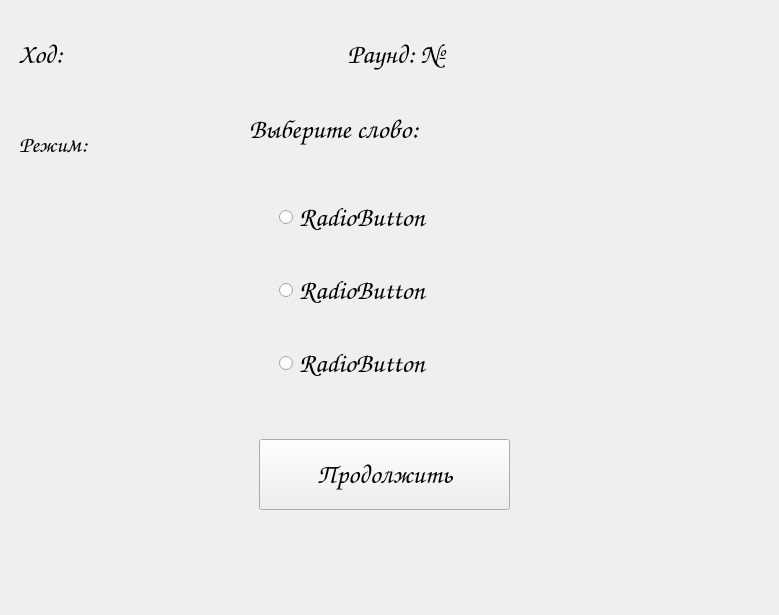
Old version of the form mainwindow.ui in the repository plum591/crocodile.
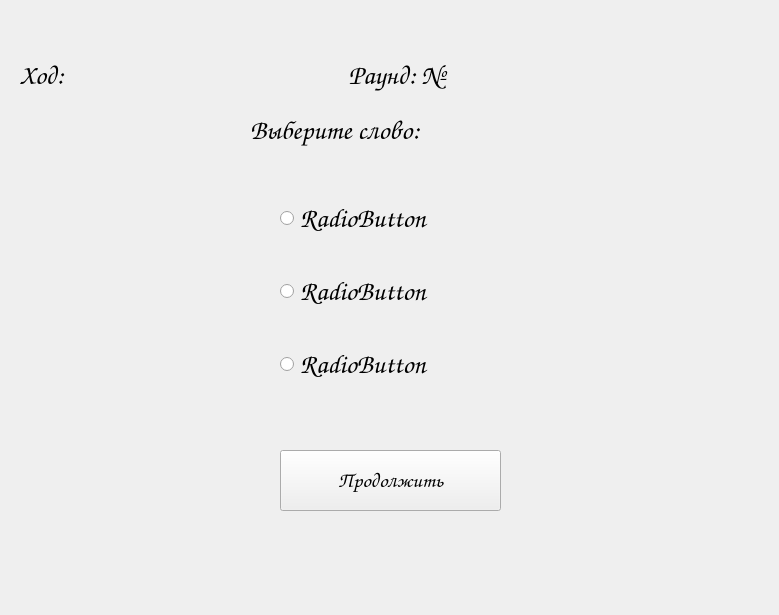
New version of the form. The open tabs and pages were chosen to show the change. Custom widgets are drawn as their Qt base class.

Diff of the .ui file:
```diff
--- a/mainwindow.ui
+++ b/mainwindow.ui
@@ -18,16 +18,22 @@
   </property>
   <property name="font">
    <font>
-    <pointsize>20</pointsize>
+    <pointsize>16</pointsize>
    </font>
   </property>
   <property name="windowTitle">
    <string>MainWindow</string>
   </property>
   <widget class="QWidget" name="centralwidget">
-   <layout class="QVBoxLayout" name="verticalLayout_5">
-    <item>
      <widget class="QStackedWidget" name="stack">
+    <property name="geometry">
+     <rect>
+      <x>10</x>
+      <y>10</y>
+      <width>757</width>
+      <height>593</height>
+     </rect>
+    </property>
       <property name="font">
        <font>
         <family>Comic Sans MS</family>
@@ -251,8 +257,8 @@
         <property name="geometry">
          <rect>
           <x>10</x>
-          <y>0</y>
-          <width>751</width>
+        <y>20</y>
+        <width>741</width>
           <height>91</height>
          </rect>
         </property>
@@ -260,25 +266,6 @@
          <string>Ход:                                                Раунд: №</string>
         </property>
        </widget>
-       <widget class="QLabel" name="label_4">
-        <property name="geometry">
-         <rect>
-          <x>10</x>
-          <y>110</y>
-          <width>111</width>
-          <height>51</height>
-         </rect>
-        </property>
-        <property name="font">
-         <font>
-          <family>Comic Sans MS</family>
-          <pointsize>17</pointsize>
-         </font>
-        </property>
-        <property name="text">
-         <string>Режим:</string>
-        </property>
-       </widget>
        <widget class="QLabel" name="label_5">
         <property name="geometry">
          <rect>
@@ -301,12 +288,18 @@
        <widget class="QPushButton" name="btnConfirmWord">
         <property name="geometry">
          <rect>
-          <x>250</x>
-          <y>430</y>
-          <width>251</width>
-          <height>71</height>
-         </rect>
-        </property>
+        <x>270</x>
+        <y>440</y>
+        <width>221</width>
+        <height>61</height>
+       </rect>
+      </property>
+      <property name="font">
+       <font>
+        <family>Comic Sans MS</family>
+        <pointsize>16</pointsize>
+       </font>
+      </property>
         <property name="text">
          <string>Продолжить</string>
         </property>
@@ -626,8 +619,6 @@
        </widget>
       </widget>
      </widget>
-    </item>
-   </layout>
   </widget>
  </widget>
  <customwidgets>
```
Left out of the diff: 49 changed lines with no effect on the pictures. Lines whose indentation alone changed are shown as unchanged.
